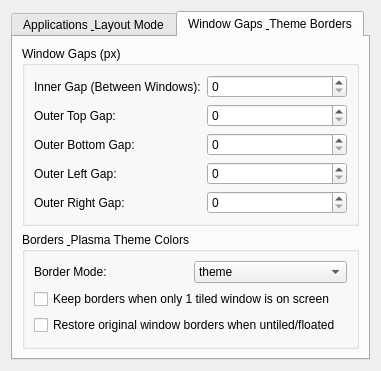
sethori/selective-tiler, file contents/ui/config.ui: the form before one commit.
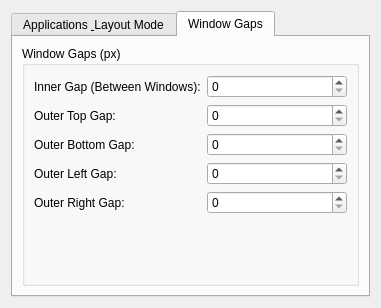
The form after the commit. The open tabs and pages were chosen to show the change.

Commit message:
Remove window border handling, which never worked reliably
Drops the BorderMode, KeepBorderSingle and RestoreBorderFloat settings,
their System Settings widgets and all noBorder changes in the script.

The edit to the form file:
```diff
--- a/contents/ui/config.ui
+++ b/contents/ui/config.ui
@@ -105,7 +105,7 @@
      <!-- TAB 2: GAPS & BORDERS -->
      <widget class="QWidget" name="tabGapsBorders">
       <attribute name="title">
-       <string>Window Gaps &amp; Theme Borders</string>
+       <string>Window Gaps</string>
       </attribute>
       <layout class="QVBoxLayout" name="gapsBordersLayout">
        <item>
@@ -187,60 +187,6 @@
          </layout>
         </widget>
        </item>
-
-       <item>
-        <widget class="QGroupBox" name="bordersGroup">
-         <property name="title">
-          <string>Borders &amp; Plasma Theme Colors</string>
-         </property>
-         <layout class="QVBoxLayout" name="bordersVBox">
-          <item>
-           <layout class="QHBoxLayout" name="borderModeRow">
-            <item>
-             <widget class="QLabel" name="borderModeLabel">
-              <property name="text">
-               <string>Border Mode:</string>
-              </property>
-             </widget>
-            </item>
-            <item>
-             <widget class="QComboBox" name="kcfg_BorderMode">
-              <item>
-               <property name="text">
-                <string>theme</string>
-               </property>
-              </item>
-              <item>
-               <property name="text">
-                <string>active</string>
-               </property>
-              </item>
-              <item>
-               <property name="text">
-                <string>none</string>
-               </property>
-              </item>
-             </widget>
-            </item>
-           </layout>
-          </item>
-          <item>
-           <widget class="QCheckBox" name="kcfg_KeepBorderSingle">
-            <property name="text">
-             <string>Keep borders when only 1 tiled window is on screen</string>
-            </property>
-           </widget>
-          </item>
-          <item>
-           <widget class="QCheckBox" name="kcfg_RestoreBorderFloat">
-            <property name="text">
-             <string>Restore original window borders when untiled/floated</string>
-            </property>
-           </widget>
-          </item>
-         </layout>
-        </widget>
-       </item>
       </layout>
      </widget>
 
```
Left out of the diff: 6 changed lines with no effect on the pictures. The commit also changes 5 other files.
